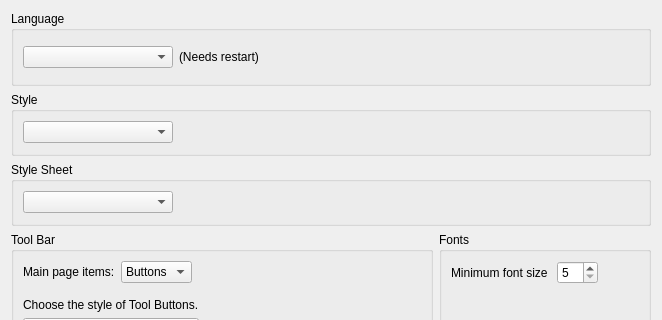
The window that retroshare-gui/src/gui/settings/AppearancePage.ui (RetroShare/RetroShare) describes before a commit, drawn with Qt 5; both pictures show x 0 to 662 and y 0 to 320 of the 662 by 585 pixel window.
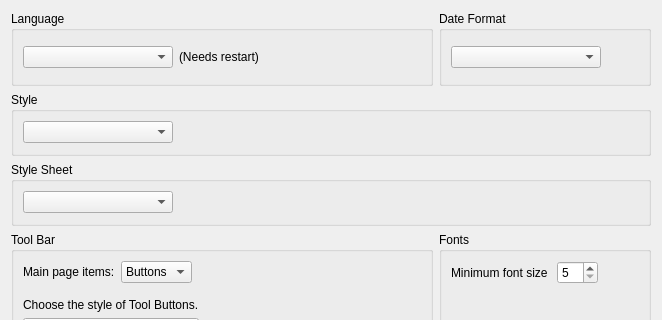
The same window after the commit. Custom widgets are drawn as their Qt base class.

Commit message: Standardize date and time formatting across the UI

```diff
--- a/retroshare-gui/src/gui/settings/AppearancePage.ui
+++ b/retroshare-gui/src/gui/settings/AppearancePage.ui
@@ -14,7 +14,8 @@
    <enum>Qt::NoContextMenu</enum>
   </property>
   <layout class="QGridLayout" name="AppearancePageGLayout">
-   <item row="0" column="0" colspan="2">
+
+   <item row="0" column="0">
     <widget class="QGroupBox" name="grpLanguage">
      <property name="minimumSize">
       <size>
@@ -48,19 +49,6 @@
         </property>
        </widget>
       </item>
-      <item row="1" column="2">
-       <spacer name="grpLanguageHSpacer">
-        <property name="orientation">
-         <enum>Qt::Horizontal</enum>
-        </property>
-        <property name="sizeHint" stdset="0">
-         <size>
-          <width>300</width>
-          <height>16</height>
-         </size>
-        </property>
-       </spacer>
-      </item>
       <item row="1" column="1">
        <widget class="QLabel" name="labelLanguage">
         <property name="text">
@@ -68,9 +56,59 @@
         </property>
        </widget>
       </item>
+      <item row="1" column="2">
+       <spacer name="grpLanguageHSpacer">
+        <property name="orientation">
+         <enum>Qt::Horizontal</enum>
+        </property>
+        <property name="sizeHint" stdset="0">
+         <size>
+          <width>40</width>
+          <height>20</height>
+         </size>
+        </property>
+       </spacer>
+      </item>
      </layout>
     </widget>
    </item>
+
+   <item row="0" column="1">
+    <widget class="QGroupBox" name="grpDateFormat">
+     <property name="title">
+      <string>Date Format</string>
+     </property>
+     <layout class="QGridLayout" name="grpDateGLayout">
+      <item row="0" column="0">
+       <widget class="RSComboBox" name="cmboDateFormat">
+        <property name="minimumSize">
+         <size>
+          <width>150</width>
+          <height>0</height>
+         </size>
+        </property>
+        <property name="toolTip">
+         <string>Choose the date display format</string>
+        </property>
+       </widget>
+      </item>
+      <item row="0" column="1">
+       <spacer name="grpDateHSpacer">
+        <property name="orientation">
+         <enum>Qt::Horizontal</enum>
+        </property>
+        <property name="sizeHint" stdset="0">
+         <size>
+          <width>40</width>
+          <height>20</height>
+         </size>
+        </property>
+       </spacer>
+      </item>
+     </layout>
+    </widget>
+   </item>
+
    <item row="3" column="0">
     <widget class="QGroupBox" name="grpToolBar">
      <property name="minimumSize">
```
The commit also changes 39 other files.
